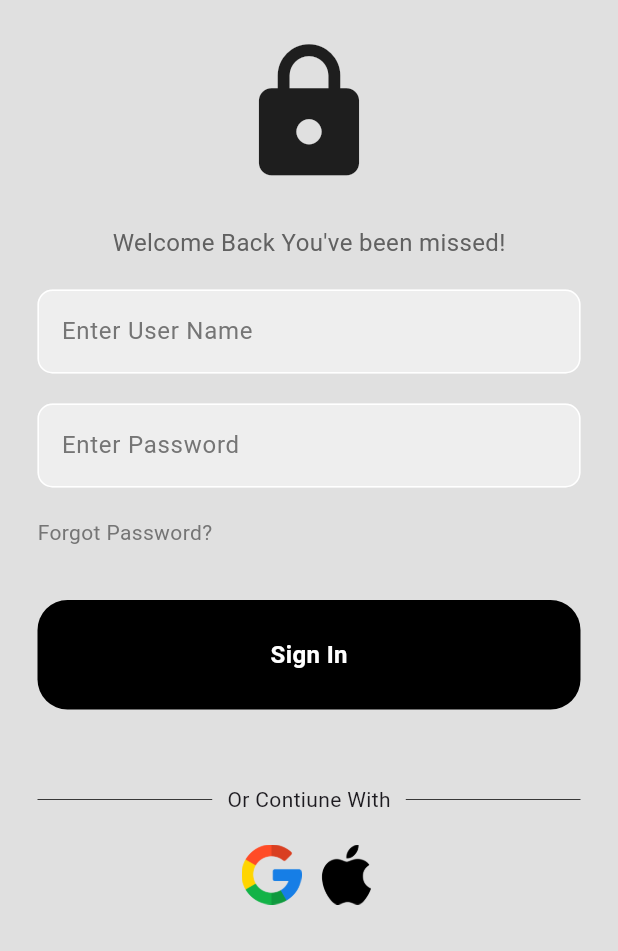
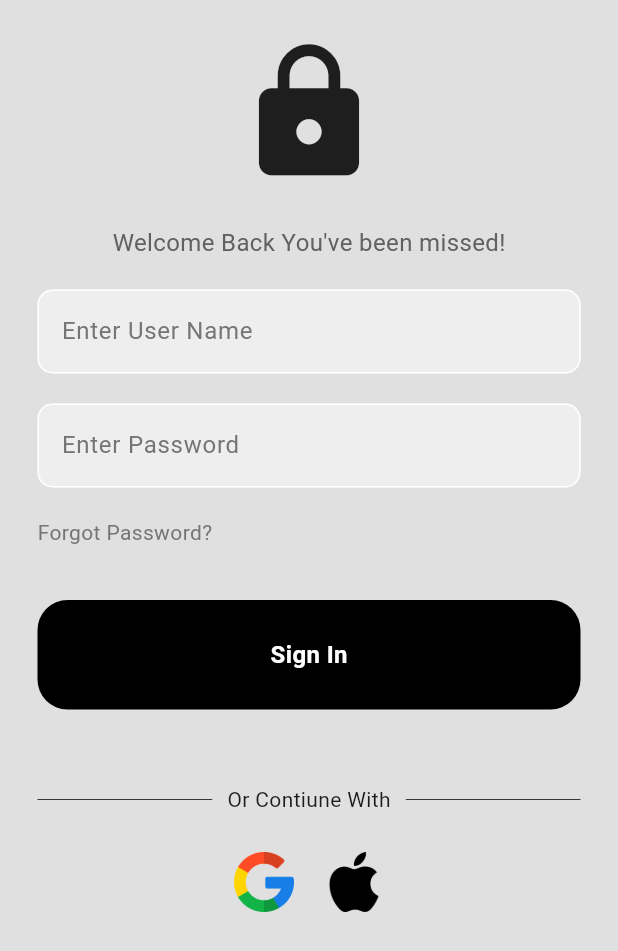
Before and after one commit to Syed1623/login-page, a Flutter app: the screen it shows after launch, on a phone screen of 412 x 824 dp. Shown: the top 951 px of the screen. Run offline on Flutter 3.47's test engine with Material 3 defaults, Android fonts, the phone set to English and light mode, and no system bars.

Commit message:
obscureText Fixed

```diff
--- a/lib/Components/my_textfield.dart
+++ b/lib/Components/my_textfield.dart
@@ -21,6 +21,7 @@ class MyTextField extends StatelessWidget {
       padding: const EdgeInsets.symmetric(horizontal: 25.0),
       child: TextField(
         controller: controller,
+        obscureText: obscureText,
         decoration: InputDecoration(
           enabledBorder: OutlineInputBorder(
               borderRadius: BorderRadius.circular(10),
--- a/lib/pages/login_page.dart
+++ b/lib/pages/login_page.dart
@@ -104,14 +104,13 @@ class LoginPage extends StatelessWidget {
                   ),
                 ),
                 //google + apple sign in button
-                const SizedBox(height: 20.0),
+                const SizedBox(height: 25.0),
                 const Row(
                   mainAxisAlignment: MainAxisAlignment.center,
                   children: [
-
                     //google button
                     Squaretitle(imagepath: "lib/images/google.png"),
-                    SizedBox(width: 10),
+                    SizedBox(width: 20),
                     //apple button
                     Squaretitle(imagepath: "lib/images/apple-logo.png")
                   ],
```
